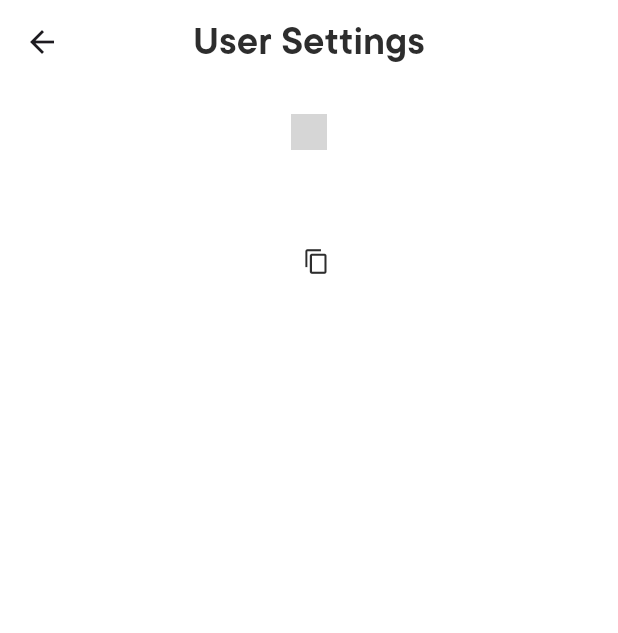
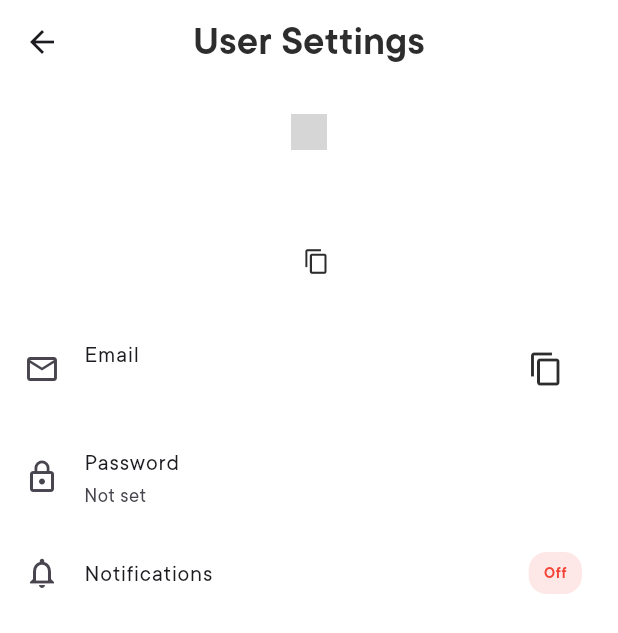
Before and after one commit to amarz0k/jaka_mobile, a Flutter app: the UserProfilePage screen opened by its route, on a phone screen of 412 x 824 dp. Shown: the top 633 px of the screen. Run offline on Flutter 3.47's test engine with Material 3 defaults, Android fonts, the phone set to English and light mode, and no system bars; drawn by our look-alikes of toastification; our stand-ins replace auto_route, connectivity_plus, equatable, firebase_auth, firebase_core, firebase_database and 6 more; accounts and stored records are empty; grey boxes are pictures that could not be loaded.

```diff
--- a/lib/core/auto_route/app_router.dart
+++ b/lib/core/auto_route/app_router.dart
@@ -8,7 +8,8 @@ import 'package:chat_app/presentation/pages/home_page.dart';
 import 'package:chat_app/presentation/pages/login_page.dart';
 import 'package:chat_app/presentation/pages/settings_page.dart';
 import 'package:chat_app/presentation/pages/sign_up_page.dart';
-import 'package:chat_app/presentation/pages/user_profile_page.dart'; // Add this import
+import 'package:chat_app/presentation/pages/user_profile_page.dart';
+import 'package:chat_app/presentation/pages/faq_page.dart';
 
 part 'app_router.gr.dart';
 
@@ -32,7 +33,7 @@ class AppRouter extends _$AppRouter {
     ),
     AutoRoute(
       page: ConversationRoute.page,
-      path: '/conversation/:friendId',
+      path: '/conversation',
       guards: [getIt<AuthGuard>()],
     ),
     AutoRoute(
@@ -43,8 +44,10 @@ class AppRouter extends _$AppRouter {
 
     AutoRoute(
       page: FriendDetailsRoute.page,
-      path: '/friend-details/:friendId',
+      path: '/friend-details',
       guards: [getIt<AuthGuard>()],
     ),
+
+    AutoRoute(page: FaqRoute.page, path: '/faq', guards: [getIt<AuthGuard>()]),
   ];
 }
--- a/lib/presentation/pages/user_profile_page.dart
+++ b/lib/presentation/pages/user_profile_page.dart
@@ -42,6 +42,9 @@ class UserProfilePage extends StatelessWidget {
             final photoUrl = state.user.photoUrl!;
             final name = state.user.name;
             final id = state.user.id;
+            final email = state.user.email;
+            final notifications = state.user.notifications;
+            final hasPassword = (state.user.password ?? "").isNotEmpty;
 
             return Column(
               children: [
@@ -91,6 +94,59 @@ class UserProfilePage extends StatelessWidget {
                     ),
                   ],
                 ),
+                const SizedBox(height: 24),
+
+                // Email
+                ListTile(
+                  leading: const Icon(Icons.email_outlined),
+                  title: const Text('Email'),
+                  subtitle: Text(email),
+                  trailing: IconButton(
+                    icon: const Icon(Icons.copy),
+                    color: AppColors.lightBlack,
+                    onPressed: () {
+                      Clipboard.setData(ClipboardData(text: email));
+                      showToastification(
+                        context,
+                        'Email copied',
+                        Colors.green,
+                        ToastificationType.success,
+                      );
+                    },
+                  ),
+                ),
+
+                // Password status
+                ListTile(
+                  leading: const Icon(Icons.lock_outline),
+                  title: const Text('Password'),
+                  subtitle: Text(hasPassword ? 'Set' : 'Not set'),
+                ),
+
+                // Notifications status
+                ListTile(
+                  leading: const Icon(Icons.notifications_none),
+                  title: const Text('Notifications'),
+                  trailing: Container(
+                    padding: const EdgeInsets.symmetric(
+                      horizontal: 10,
+                      vertical: 6,
+                    ),
+                    decoration: BoxDecoration(
+                      color: notifications
+                          ? Colors.green.withOpacity(0.12)
+                          : Colors.red.withOpacity(0.12),
+                      borderRadius: BorderRadius.circular(12),
+                    ),
+                    child: Text(
+                      notifications ? 'On' : 'Off',
+                      style: TextStyle(
+                        color: notifications ? Colors.green : Colors.red,
+                        fontWeight: FontWeight.w600,
+                      ),
+                    ),
+                  ),
+                ),
               ],
             );
           }
```
Also changed, not shown: lib/presentation/pages/faq_page.dart (added, +111 -0 lines), lib/presentation/pages/settings_page.dart (+16 -10 lines), lib/core/auto_route/app_router.gr.dart.
